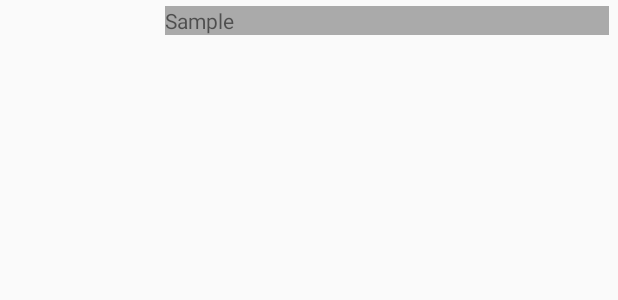
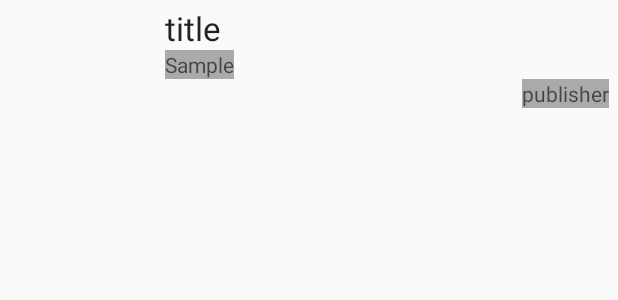
Before and after one commit to saito724/VolleyTest, an Android app: the layout list_row.xml on its own in the app's theme, with its tools: preview values and no code run, on a phone screen of 412 x 824 dp. Shown: the top 300 px of the screen. Run offline under Robolectric (Android 15) with nearby library versions, the phone set to English and light mode, and no system bars; network calls fail.

```diff
--- a/app/src/main/res/layout/activity_main.xml
+++ b/app/src/main/res/layout/activity_main.xml
@@ -6,7 +6,7 @@
 
     <ListView
         android:layout_width="wrap_content"
-        android:layout_height="wrap_content"
+        android:layout_height="match_parent"
         android:id="@+id/listView"
         android:layout_centerVertical="true"
         android:layout_centerHorizontal="true" />
--- a/app/src/main/res/layout/list_row.xml
+++ b/app/src/main/res/layout/list_row.xml
@@ -1,18 +1,18 @@
 <?xml version="1.0" encoding="utf-8"?>
 
 <LinearLayout xmlns:android="http://schemas.android.com/apk/res/android"
-    android:orientation="horizontal"
               android:layout_width="match_parent"
               android:layout_height="match_parent"
-    android:layout_marginTop="4dp"
               android:layout_marginBottom="4dp"
               android:layout_marginLeft="6dp"
-    android:layout_marginRight="6dp">
+              android:layout_marginRight="6dp"
+              android:layout_marginTop="4dp"
+              android:orientation="horizontal">
 
     <ImageView
+        android:id="@+id/ivphoto"
         android:layout_width="100dp"
         android:layout_height="100dp"
-        android:id="@+id/ivphoto"
         android:layout_margin="2dp"/>
 
     <!--    <com.android.volley.toolbox.NetworkImageView
@@ -20,12 +20,36 @@
             android:layout_height="wrap_content"
             android:id = "@+id/book_photo"/>-->
 
-    <TextView
+    <LinearLayout
         android:layout_width="0dp"
         android:layout_height="wrap_content"
         android:layout_weight="1"
-        android:text="Sample"
+        android:orientation="vertical">
+
+        <TextView
+            android:id="@+id/tvTitle"
+            style="@android:style/TextAppearance.Large"
+            android:layout_width="wrap_content"
+            android:layout_height="wrap_content"
+            android:text="title"/>
+
+        <TextView
+            android:id="@+id/tvContents"
+            style="@android:style/TextAppearance.Small"
+            android:layout_width="wrap_content"
+            android:layout_height="wrap_content"
             android:background="@android:color/darker_gray"
-        android:id="@+id/tvContents"/>
+            android:text="Sample"/>
+
+        <TextView
+            android:id="@+id/tvPublsher"
+            style="@android:style/TextAppearance.Small"
+            android:layout_width="wrap_content"
+            android:layout_height="wrap_content"
+            android:layout_gravity="right"
+            android:background="@android:color/darker_gray"
+            android:text="publisher"/>
 
     </LinearLayout>
+
+</LinearLayout>
```
Also changed, not shown: app/src/main/java/com/e/saito/volleytest/api/BookApi.java (+26 -10 lines), app/src/main/java/com/e/saito/volleytest/app/MainActivity.java (+57 -10 lines), app/src/main/java/com/e/saito/volleytest/data/Book.java (+15 -15 lines), app/src/main/java/com/e/saito/volleytest/util/StringUtil.java (added, +37 -0 lines), app/src/main/java/com/e/saito/volleytest/util/VolleyUtil.java (added, +11 -0 lines), 1 other file. Lines whose indentation alone changed are shown as unchanged.
